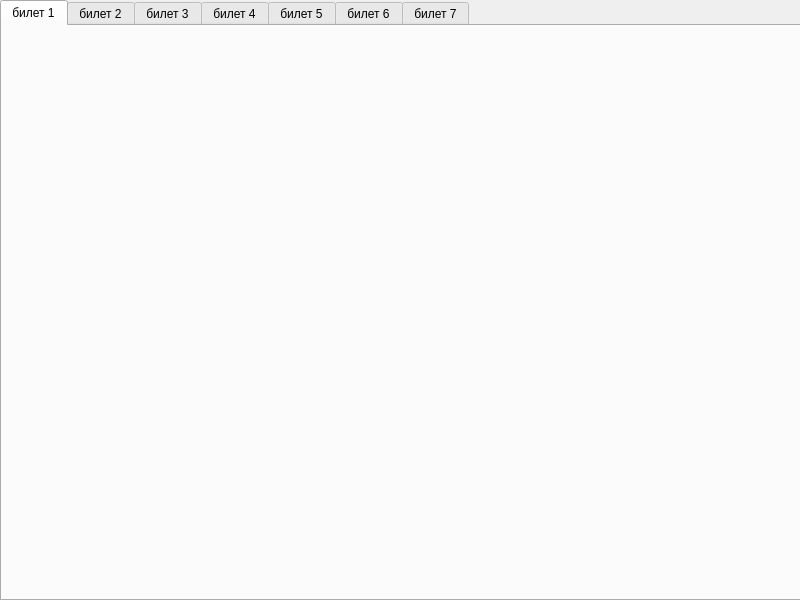
This is examenQt/mainwindow.ui in HellsSenju/Qt_Mars as Qt 5 draws it before an edit. The edited form follows.
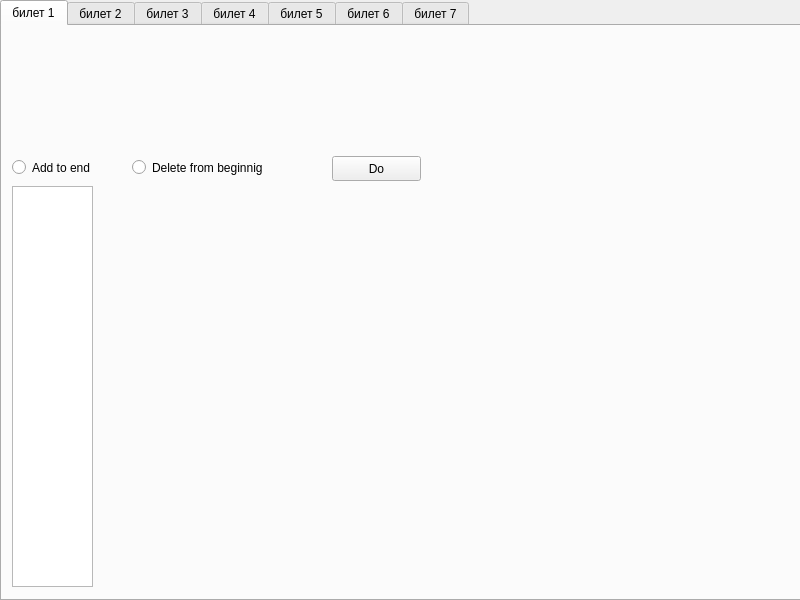
This is the edited form. The open tabs and pages were chosen to show the change.

The edit to the form file:
```diff
--- a/examenQt/mainwindow.ui
+++ b/examenQt/mainwindow.ui
@@ -30,6 +30,55 @@
      <attribute name="title">
       <string>билет 1</string>
      </attribute>
+     <widget class="QRadioButton" name="radioButton_1_3_end">
+      <property name="geometry">
+       <rect>
+        <x>10</x>
+        <y>130</y>
+        <width>112</width>
+        <height>23</height>
+       </rect>
+      </property>
+      <property name="text">
+       <string>Add to end</string>
+      </property>
+     </widget>
+     <widget class="QRadioButton" name="radioButton_1_3_beginning">
+      <property name="geometry">
+       <rect>
+        <x>130</x>
+        <y>130</y>
+        <width>171</width>
+        <height>23</height>
+       </rect>
+      </property>
+      <property name="text">
+       <string>Delete from beginnig</string>
+      </property>
+     </widget>
+     <widget class="QPushButton" name="pushButton_1_3">
+      <property name="geometry">
+       <rect>
+        <x>330</x>
+        <y>130</y>
+        <width>89</width>
+        <height>25</height>
+       </rect>
+      </property>
+      <property name="text">
+       <string>Do</string>
+      </property>
+     </widget>
+     <widget class="QListWidget" name="listWidget_1_3">
+      <property name="geometry">
+       <rect>
+        <x>10</x>
+        <y>160</y>
+        <width>81</width>
+        <height>401</height>
+       </rect>
+      </property>
+     </widget>
     </widget>
     <widget class="QWidget" name="tab_2">
      <attribute name="title">
```
Left out of the diff: 2 changed lines with no effect on the pictures.
